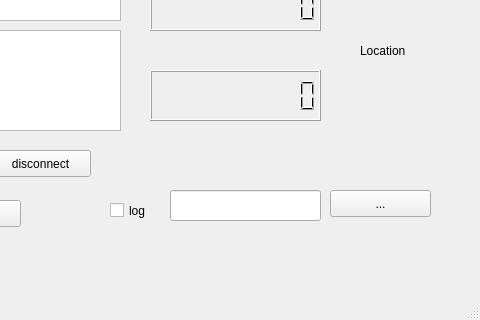
Qt form mainwindow.ui (sensarliar/gps_test) before a commit; both pictures show x 160 to 640 and y 160 to 480 of the 640 by 480 pixel window.
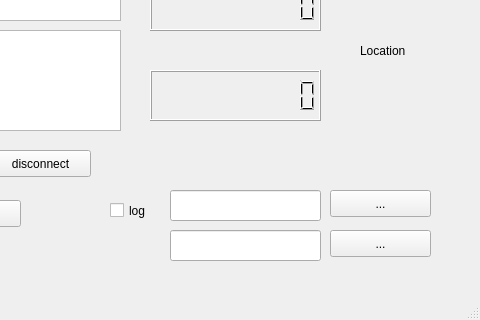
The same form after that commit.

Patch:
```diff
--- a/mainwindow.ui
+++ b/mainwindow.ui
@@ -216,6 +216,29 @@
      <string>Location</string>
     </property>
    </widget>
+   <widget class="QLineEdit" name="m_logFileLe_2">
+    <property name="geometry">
+     <rect>
+      <x>330</x>
+      <y>390</y>
+      <width>151</width>
+      <height>31</height>
+     </rect>
+    </property>
+   </widget>
+   <widget class="QPushButton" name="m_logFileFileDialog_2">
+    <property name="geometry">
+     <rect>
+      <x>490</x>
+      <y>390</y>
+      <width>101</width>
+      <height>27</height>
+     </rect>
+    </property>
+    <property name="text">
+     <string>...</string>
+    </property>
+   </widget>
   </widget>
   <widget class="QMenuBar" name="menubar">
    <property name="geometry">
```
